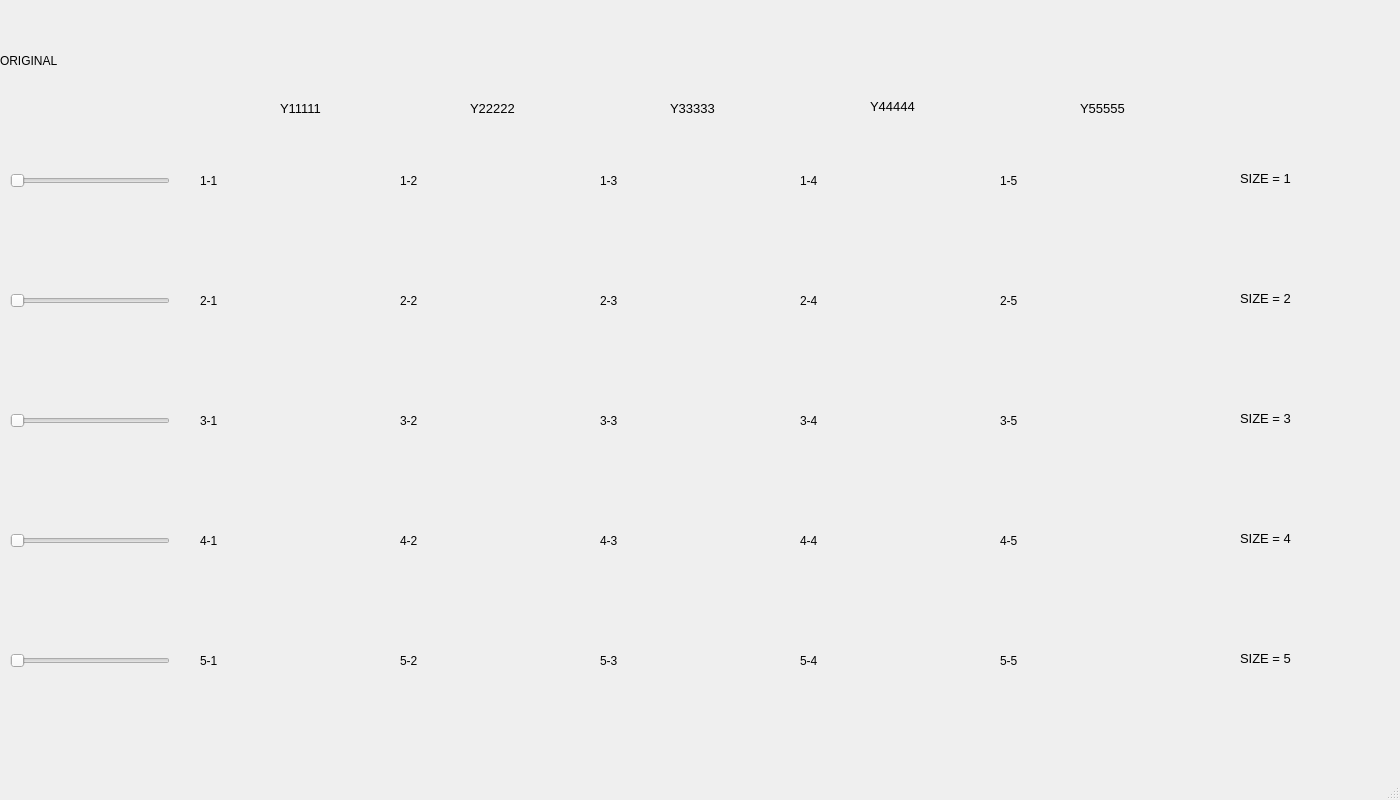
Old version of the form src/qt_designer_file/tuningPanel.ui in the repository jjakow/Noisey-image_Jan.
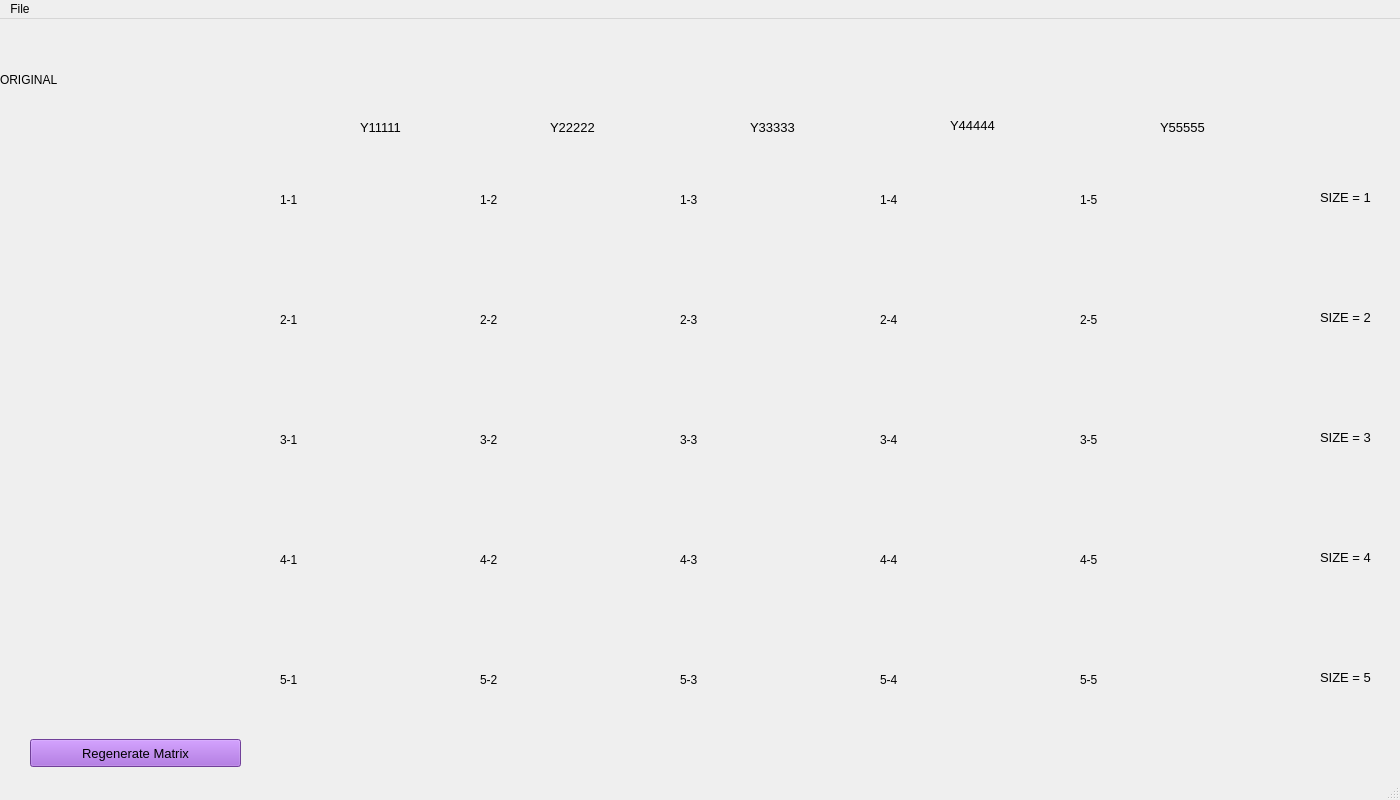
New version of the form.

Commit message: Tuning Panel - adding menu bar

What changed in the file:
```diff
--- a/src/qt_designer_file/tuningPanel.ui
+++ b/src/qt_designer_file/tuningPanel.ui
@@ -33,7 +33,7 @@
    <widget class="QLabel" name="aug_11">
     <property name="geometry">
      <rect>
-      <x>200</x>
+      <x>280</x>
       <y>120</y>
       <width>201</width>
       <height>121</height>
@@ -46,7 +46,7 @@
    <widget class="QLabel" name="aug_12">
     <property name="geometry">
      <rect>
-      <x>400</x>
+      <x>480</x>
       <y>120</y>
       <width>201</width>
       <height>121</height>
@@ -59,7 +59,7 @@
    <widget class="QLabel" name="aug_13">
     <property name="geometry">
      <rect>
-      <x>600</x>
+      <x>680</x>
       <y>120</y>
       <width>201</width>
       <height>121</height>
@@ -72,7 +72,7 @@
    <widget class="QLabel" name="aug_14">
     <property name="geometry">
      <rect>
-      <x>800</x>
+      <x>880</x>
       <y>120</y>
       <width>201</width>
       <height>121</height>
@@ -85,7 +85,7 @@
    <widget class="QLabel" name="aug_15">
     <property name="geometry">
      <rect>
-      <x>1000</x>
+      <x>1080</x>
       <y>120</y>
       <width>201</width>
       <height>121</height>
@@ -98,7 +98,7 @@
    <widget class="QLabel" name="aug_25">
     <property name="geometry">
      <rect>
-      <x>1000</x>
+      <x>1080</x>
       <y>240</y>
       <width>201</width>
       <height>121</height>
@@ -111,7 +111,7 @@
    <widget class="QLabel" name="aug_22">
     <property name="geometry">
      <rect>
-      <x>400</x>
+      <x>480</x>
       <y>240</y>
       <width>201</width>
       <height>121</height>
@@ -124,7 +124,7 @@
    <widget class="QLabel" name="aug_23">
     <property name="geometry">
      <rect>
-      <x>600</x>
+      <x>680</x>
       <y>240</y>
       <width>201</width>
       <height>121</height>
@@ -137,7 +137,7 @@
    <widget class="QLabel" name="aug_24">
     <property name="geometry">
      <rect>
-      <x>800</x>
+      <x>880</x>
       <y>240</y>
       <width>201</width>
       <height>121</height>
@@ -150,7 +150,7 @@
    <widget class="QLabel" name="aug_21">
     <property name="geometry">
      <rect>
-      <x>200</x>
+      <x>280</x>
       <y>240</y>
       <width>201</width>
       <height>121</height>
@@ -163,7 +163,7 @@
    <widget class="QLabel" name="aug_35">
     <property name="geometry">
      <rect>
-      <x>1000</x>
+      <x>1080</x>
       <y>360</y>
       <width>201</width>
       <height>121</height>
@@ -176,7 +176,7 @@
    <widget class="QLabel" name="aug_32">
     <property name="geometry">
      <rect>
-      <x>400</x>
+      <x>480</x>
       <y>360</y>
       <width>201</width>
       <height>121</height>
@@ -189,7 +189,7 @@
    <widget class="QLabel" name="aug_33">
     <property name="geometry">
      <rect>
-      <x>600</x>
+      <x>680</x>
       <y>360</y>
       <width>201</width>
       <height>121</height>
@@ -202,7 +202,7 @@
    <widget class="QLabel" name="aug_44">
     <property name="geometry">
      <rect>
-      <x>800</x>
+      <x>880</x>
       <y>480</y>
       <width>201</width>
       <height>121</height>
@@ -215,7 +215,7 @@
    <widget class="QLabel" name="aug_41">
     <property name="geometry">
      <rect>
-      <x>200</x>
+      <x>280</x>
       <y>480</y>
       <width>201</width>
       <height>121</height>
@@ -228,7 +228,7 @@
    <widget class="QLabel" name="aug_34">
     <property name="geometry">
      <rect>
-      <x>800</x>
+      <x>880</x>
       <y>360</y>
       <width>201</width>
       <height>121</height>
@@ -241,7 +241,7 @@
    <widget class="QLabel" name="aug_43">
     <property name="geometry">
      <rect>
-      <x>600</x>
+      <x>680</x>
       <y>480</y>
       <width>201</width>
       <height>121</height>
@@ -254,7 +254,7 @@
    <widget class="QLabel" name="aug_42">
     <property name="geometry">
      <rect>
-      <x>400</x>
+      <x>480</x>
       <y>480</y>
       <width>201</width>
       <height>121</height>
@@ -267,7 +267,7 @@
    <widget class="QLabel" name="aug_31">
     <property name="geometry">
      <rect>
-      <x>200</x>
+      <x>280</x>
       <y>360</y>
       <width>201</width>
       <height>121</height>
@@ -280,7 +280,7 @@
    <widget class="QLabel" name="aug_45">
     <property name="geometry">
      <rect>
-      <x>1000</x>
+      <x>1080</x>
       <y>480</y>
       <width>201</width>
       <height>121</height>
@@ -293,7 +293,7 @@
    <widget class="QLabel" name="aug_53">
     <property name="geometry">
      <rect>
-      <x>600</x>
+      <x>680</x>
       <y>600</y>
       <width>201</width>
       <height>121</height>
@@ -306,7 +306,7 @@
    <widget class="QLabel" name="aug_51">
     <property name="geometry">
      <rect>
-      <x>200</x>
+      <x>280</x>
       <y>600</y>
       <width>201</width>
       <height>121</height>
@@ -319,7 +319,7 @@
    <widget class="QLabel" name="aug_52">
     <property name="geometry">
      <rect>
-      <x>400</x>
+      <x>480</x>
       <y>600</y>
       <width>201</width>
       <height>121</height>
@@ -332,7 +332,7 @@
    <widget class="QLabel" name="aug_55">
     <property name="geometry">
      <rect>
-      <x>1000</x>
+      <x>1080</x>
       <y>600</y>
       <width>201</width>
       <height>121</height>
@@ -345,7 +345,7 @@
    <widget class="QLabel" name="aug_54">
     <property name="geometry">
      <rect>
-      <x>800</x>
+      <x>880</x>
       <y>600</y>
       <width>201</width>
       <height>121</height>
@@ -355,75 +355,10 @@
      <string>5-4</string>
     </property>
    </widget>
-   <widget class="QSlider" name="horizontalSlider">
-    <property name="geometry">
-     <rect>
-      <x>10</x>
-      <y>170</y>
-      <width>160</width>
-      <height>22</height>
-     </rect>
-    </property>
-    <property name="orientation">
-     <enum>Qt::Horizontal</enum>
-    </property>
-   </widget>
-   <widget class="QSlider" name="horizontalSlider_2">
-    <property name="geometry">
-     <rect>
-      <x>10</x>
-      <y>290</y>
-      <width>160</width>
-      <height>22</height>
-     </rect>
-    </property>
-    <property name="orientation">
-     <enum>Qt::Horizontal</enum>
-    </property>
-   </widget>
-   <widget class="QSlider" name="horizontalSlider_3">
-    <property name="geometry">
-     <rect>
-      <x>10</x>
-      <y>410</y>
-      <width>160</width>
-      <height>22</height>
-     </rect>
-    </property>
-    <property name="orientation">
-     <enum>Qt::Horizontal</enum>
-    </property>
-   </widget>
-   <widget class="QSlider" name="horizontalSlider_4">
-    <property name="geometry">
-     <rect>
-      <x>10</x>
-      <y>530</y>
-      <width>160</width>
-      <height>22</height>
-     </rect>
-    </property>
-    <property name="orientation">
-     <enum>Qt::Horizontal</enum>
-    </property>
-   </widget>
-   <widget class="QSlider" name="horizontalSlider_5">
-    <property name="geometry">
-     <rect>
-      <x>10</x>
-      <y>650</y>
-      <width>160</width>
-      <height>22</height>
-     </rect>
-    </property>
-    <property name="orientation">
-     <enum>Qt::Horizontal</enum>
-    </property>
-   </widget>
    <widget class="QLabel" name="label">
     <property name="geometry">
      <rect>
-      <x>1240</x>
+      <x>1320</x>
       <y>170</y>
       <width>71</width>
       <height>16</height>
@@ -441,7 +376,7 @@
    <widget class="QLabel" name="label_2">
     <property name="geometry">
      <rect>
-      <x>1240</x>
+      <x>1320</x>
       <y>290</y>
       <width>71</width>
       <height>16</height>
@@ -459,7 +394,7 @@
    <widget class="QLabel" name="label_3">
     <property name="geometry">
      <rect>
-      <x>1240</x>
+      <x>1320</x>
       <y>410</y>
       <width>71</width>
       <height>16</height>
@@ -477,7 +412,7 @@
    <widget class="QLabel" name="label_4">
     <property name="geometry">
      <rect>
-      <x>1240</x>
+      <x>1320</x>
       <y>530</y>
       <width>71</width>
       <height>16</height>
@@ -495,7 +430,7 @@
    <widget class="QLabel" name="label_5">
     <property name="geometry">
      <rect>
-      <x>1240</x>
+      <x>1320</x>
       <y>650</y>
       <width>71</width>
       <height>16</height>
@@ -513,7 +448,7 @@
    <widget class="QLabel" name="label_6">
     <property name="geometry">
      <rect>
-      <x>280</x>
+      <x>360</x>
       <y>100</y>
       <width>61</width>
       <height>16</height>
@@ -531,7 +466,7 @@
    <widget class="QLabel" name="label_7">
     <property name="geometry">
      <rect>
-      <x>470</x>
+      <x>550</x>
       <y>100</y>
       <width>61</width>
       <height>16</height>
@@ -549,7 +484,7 @@
    <widget class="QLabel" name="label_8">
     <property name="geometry">
      <rect>
-      <x>670</x>
+      <x>750</x>
       <y>100</y>
       <width>61</width>
       <height>16</height>
@@ -567,7 +502,7 @@
    <widget class="QLabel" name="label_9">
     <property name="geometry">
      <rect>
-      <x>870</x>
+      <x>950</x>
       <y>96</y>
       <width>61</width>
       <height>20</height>
@@ -585,7 +520,7 @@
    <widget class="QLabel" name="label_10">
     <property name="geometry">
      <rect>
-      <x>1080</x>
+      <x>1160</x>
       <y>100</y>
       <width>61</width>
       <height>16</height>
@@ -600,8 +535,68 @@
      <string>Y55555</string>
     </property>
    </widget>
+   <widget class="QWidget" name="verticalLayoutWidget">
+    <property name="geometry">
+     <rect>
+      <x>10</x>
+      <y>139</y>
+      <width>251</width>
+      <height>551</height>
+     </rect>
+    </property>
+    <layout class="QVBoxLayout" name="sliderLayout"/>
+   </widget>
+   <widget class="QPushButton" name="regenMatrix">
+    <property name="enabled">
+     <bool>true</bool>
+    </property>
+    <property name="geometry">
+     <rect>
+      <x>30</x>
+      <y>720</y>
+      <width>211</width>
+      <height>28</height>
+     </rect>
+    </property>
+    <property name="font">
+     <font>
+      <pointsize>10</pointsize>
+      <weight>50</weight>
+      <bold>false</bold>
+      <kerning>false</kerning>
+     </font>
+    </property>
+    <property name="styleSheet">
+     <string notr="true">background-color: rgb(158, 90, 214)</string>
+    </property>
+    <property name="text">
+     <string>Regenerate Matrix</string>
+    </property>
+   </widget>
   </widget>
   <widget class="QStatusBar" name="statusbar"/>
+  <widget class="QMenuBar" name="menuBar">
+   <property name="geometry">
+    <rect>
+     <x>0</x>
+     <y>0</y>
+     <width>1400</width>
+     <height>26</height>
+    </rect>
+   </property>
+   <widget class="QMenu" name="menuFile">
+    <property name="title">
+     <string>File</string>
+    </property>
+    <addaction name="actionOpen"/>
+   </widget>
+   <addaction name="menuFile"/>
+  </widget>
+  <action name="actionOpen">
+   <property name="text">
+    <string>Open Image</string>
+   </property>
+  </action>
  </widget>
  <resources/>
  <connections/>
```
Left out of the diff: 3 changed lines with no effect on the pictures.
